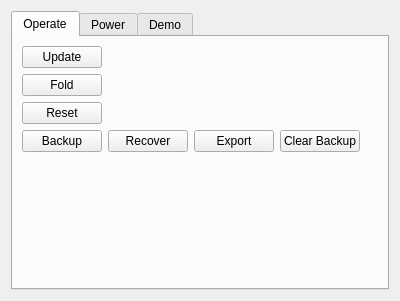
Before: the Qt Designer form source/plugin/t4/maintain.ui in ww4u/mct-t4, drawn with Qt 5.
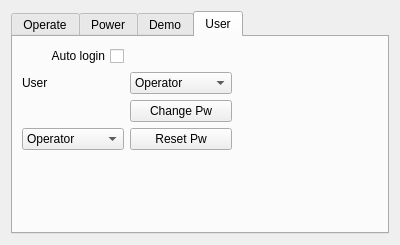
After: the same form once the commit is applied.

The edit to the form file:
```diff
--- a/source/plugin/t4/maintain.ui
+++ b/source/plugin/t4/maintain.ui
@@ -7,7 +7,7 @@
     <x>0</x>
     <y>0</y>
     <width>400</width>
-    <height>301</height>
+    <height>245</height>
    </rect>
   </property>
   <property name="windowTitle">
@@ -17,7 +17,7 @@
    <item>
     <widget class="QTabWidget" name="tabWidget">
      <property name="currentIndex">
-      <number>0</number>
+      <number>3</number>
      </property>
      <widget class="QWidget" name="tab">
       <attribute name="title">
@@ -197,6 +197,110 @@
        </item>
       </layout>
      </widget>
+     <widget class="QWidget" name="tab_4">
+      <attribute name="title">
+       <string>User</string>
+      </attribute>
+      <layout class="QGridLayout" name="gridLayout_4">
+       <item row="3" column="0">
+        <widget class="QComboBox" name="cmbRstUser">
+         <property name="toolTip">
+          <string>Reset user</string>
+         </property>
+         <item>
+          <property name="text">
+           <string>Operator</string>
+          </property>
+         </item>
+         <item>
+          <property name="text">
+           <string>Administrator</string>
+          </property>
+         </item>
+        </widget>
+       </item>
+       <item row="3" column="1">
+        <widget class="QPushButton" name="btnResetPw">
+         <property name="toolTip">
+          <string>Reset the password</string>
+         </property>
+         <property name="text">
+          <string>Reset Pw</string>
+         </property>
+        </widget>
+       </item>
+       <item row="2" column="1">
+        <widget class="QPushButton" name="btnChange">
+         <property name="toolTip">
+          <string>Change password</string>
+         </property>
+         <property name="text">
+          <string>Change Pw</string>
+         </property>
+        </widget>
+       </item>
+       <item row="4" column="1">
+        <spacer name="verticalSpacer_3">
+         <property name="orientation">
+          <enum>Qt::Vertical</enum>
+         </property>
+         <property name="sizeHint" stdset="0">
+          <size>
+           <width>20</width>
+           <height>40</height>
+          </size>
+         </property>
+        </spacer>
+       </item>
+       <item row="1" column="2">
+        <spacer name="horizontalSpacer_4">
+         <property name="orientation">
+          <enum>Qt::Horizontal</enum>
+         </property>
+         <property name="sizeHint" stdset="0">
+          <size>
+           <width>40</width>
+           <height>20</height>
+          </size>
+         </property>
+        </spacer>
+       </item>
+       <item row="1" column="0">
+        <widget class="QLabel" name="label">
+         <property name="text">
+          <string>User</string>
+         </property>
+        </widget>
+       </item>
+       <item row="1" column="1">
+        <widget class="QComboBox" name="cmbUser">
+         <property name="toolTip">
+          <string>Current user role</string>
+         </property>
+         <item>
+          <property name="text">
+           <string>Operator</string>
+          </property>
+         </item>
+         <item>
+          <property name="text">
+           <string>Administrator</string>
+          </property>
+         </item>
+        </widget>
+       </item>
+       <item row="0" column="0">
+        <widget class="QCheckBox" name="chkAutoLogin">
+         <property name="layoutDirection">
+          <enum>Qt::RightToLeft</enum>
+         </property>
+         <property name="text">
+          <string>Auto login</string>
+         </property>
+        </widget>
+       </item>
+      </layout>
+     </widget>
     </widget>
    </item>
   </layout>
```
